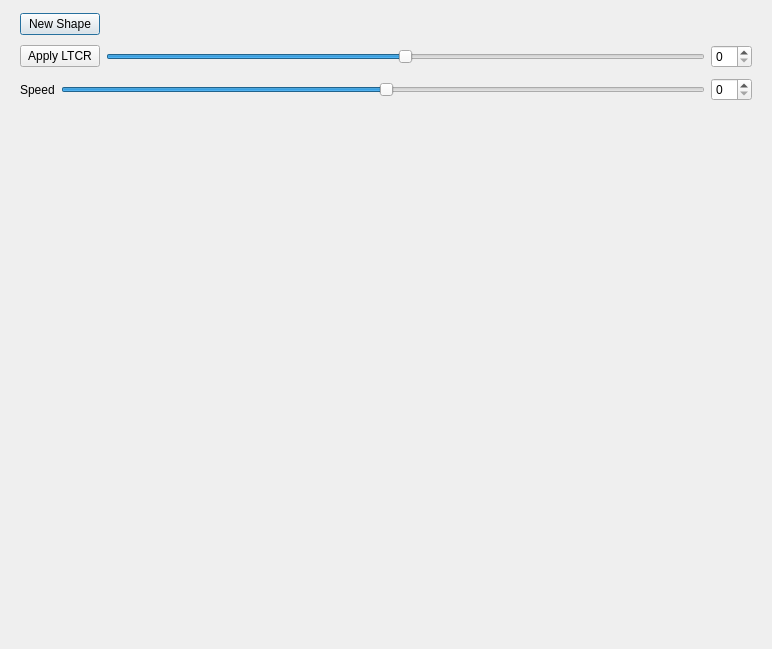
First picture: the form in Splines.ui, repository porkmarks/mthesis, before the edit.
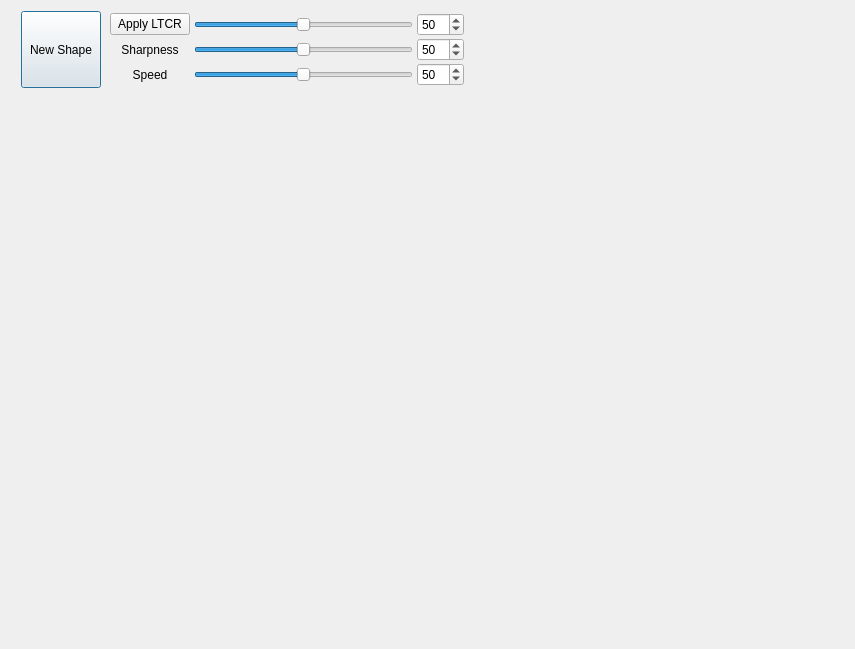
Second picture: the form after the edit.

Commit message: ! sharpness control

```diff
--- a/Splines.ui
+++ b/Splines.ui
@@ -6,7 +6,7 @@
    <rect>
     <x>0</x>
     <y>0</y>
-    <width>772</width>
+    <width>855</width>
     <height>649</height>
    </rect>
   </property>
@@ -15,27 +15,162 @@
   </property>
   <layout class="QVBoxLayout" name="verticalLayout">
    <item>
-    <widget class="QWidget" name="widget_2" native="true">
+    <widget class="QWidget" name="widget" native="true">
      <property name="sizePolicy">
       <sizepolicy hsizetype="Preferred" vsizetype="Fixed">
        <horstretch>0</horstretch>
        <verstretch>0</verstretch>
       </sizepolicy>
      </property>
-     <layout class="QHBoxLayout" name="horizontalLayout_2">
+     <layout class="QHBoxLayout" name="horizontalLayout">
+      <property name="spacing">
+       <number>0</number>
+      </property>
+      <property name="leftMargin">
+       <number>10</number>
+      </property>
       <property name="topMargin">
-       <number>2</number>
+       <number>0</number>
+      </property>
+      <property name="rightMargin">
+       <number>0</number>
       </property>
       <property name="bottomMargin">
-       <number>2</number>
+       <number>0</number>
       </property>
       <item>
        <widget class="QPushButton" name="newShape">
+        <property name="sizePolicy">
+         <sizepolicy hsizetype="Minimum" vsizetype="MinimumExpanding">
+          <horstretch>0</horstretch>
+          <verstretch>0</verstretch>
+         </sizepolicy>
+        </property>
         <property name="text">
          <string>New Shape</string>
         </property>
        </widget>
       </item>
+      <item>
+       <widget class="QWidget" name="widget_5" native="true">
+        <property name="sizePolicy">
+         <sizepolicy hsizetype="Preferred" vsizetype="Fixed">
+          <horstretch>0</horstretch>
+          <verstretch>0</verstretch>
+         </sizepolicy>
+        </property>
+        <layout class="QGridLayout" name="gridLayout">
+         <property name="topMargin">
+          <number>2</number>
+         </property>
+         <property name="bottomMargin">
+          <number>2</number>
+         </property>
+         <property name="horizontalSpacing">
+          <number>4</number>
+         </property>
+         <property name="verticalSpacing">
+          <number>2</number>
+         </property>
+         <item row="2" column="0">
+          <widget class="QLabel" name="label">
+           <property name="text">
+            <string>Sharpness</string>
+           </property>
+           <property name="alignment">
+            <set>Qt::AlignCenter</set>
+           </property>
+          </widget>
+         </item>
+         <item row="1" column="1">
+          <widget class="QSlider" name="ltcr">
+           <property name="maximum">
+            <number>100</number>
+           </property>
+           <property name="value">
+            <number>50</number>
+           </property>
+           <property name="orientation">
+            <enum>Qt::Horizontal</enum>
+           </property>
+          </widget>
+         </item>
+         <item row="3" column="1">
+          <widget class="QSlider" name="speed">
+           <property name="maximum">
+            <number>100</number>
+           </property>
+           <property name="value">
+            <number>50</number>
+           </property>
+           <property name="orientation">
+            <enum>Qt::Horizontal</enum>
+           </property>
+          </widget>
+         </item>
+         <item row="2" column="2">
+          <widget class="QSpinBox" name="sharpnessValue">
+           <property name="maximum">
+            <number>100</number>
+           </property>
+           <property name="value">
+            <number>50</number>
+           </property>
+          </widget>
+         </item>
+         <item row="1" column="2">
+          <widget class="QSpinBox" name="ltcrValue">
+           <property name="maximum">
+            <number>100</number>
+           </property>
+           <property name="value">
+            <number>50</number>
+           </property>
+          </widget>
+         </item>
+         <item row="2" column="1">
+          <widget class="QSlider" name="sharpness">
+           <property name="maximum">
+            <number>100</number>
+           </property>
+           <property name="value">
+            <number>50</number>
+           </property>
+           <property name="orientation">
+            <enum>Qt::Horizontal</enum>
+           </property>
+          </widget>
+         </item>
+         <item row="3" column="0">
+          <widget class="QLabel" name="label_2">
+           <property name="text">
+            <string>Speed</string>
+           </property>
+           <property name="alignment">
+            <set>Qt::AlignCenter</set>
+           </property>
+          </widget>
+         </item>
+         <item row="3" column="2">
+          <widget class="QSpinBox" name="speedValue">
+           <property name="maximum">
+            <number>100</number>
+           </property>
+           <property name="value">
+            <number>50</number>
+           </property>
+          </widget>
+         </item>
+         <item row="1" column="0">
+          <widget class="QPushButton" name="applyLTCR">
+           <property name="text">
+            <string>Apply LTCR</string>
+           </property>
+          </widget>
+         </item>
+        </layout>
+       </widget>
+      </item>
       <item>
        <spacer name="horizontalSpacer">
         <property name="orientation">
@@ -43,8 +178,8 @@
         </property>
         <property name="sizeHint" stdset="0">
          <size>
-          <width>647</width>
-          <height>2</height>
+          <width>40</width>
+          <height>20</height>
          </size>
         </property>
        </spacer>
@@ -53,87 +188,10 @@
     </widget>
    </item>
    <item>
-    <widget class="QWidget" name="widget" native="true">
-     <property name="sizePolicy">
-      <sizepolicy hsizetype="Preferred" vsizetype="Fixed">
-       <horstretch>0</horstretch>
-       <verstretch>0</verstretch>
-      </sizepolicy>
-     </property>
-     <layout class="QHBoxLayout" name="horizontalLayout">
-      <property name="topMargin">
-       <number>2</number>
-      </property>
-      <property name="bottomMargin">
-       <number>2</number>
-      </property>
-      <item>
-       <widget class="QPushButton" name="applyLTCR">
-        <property name="text">
-         <string>Apply LTCR</string>
-        </property>
-       </widget>
-      </item>
-      <item>
-       <widget class="QSlider" name="ltcr">
-        <property name="maximum">
-         <number>100</number>
-        </property>
-        <property name="value">
-         <number>50</number>
-        </property>
-        <property name="orientation">
-         <enum>Qt::Horizontal</enum>
-        </property>
-       </widget>
-      </item>
-      <item>
-       <widget class="QSpinBox" name="ltcrValue"/>
-      </item>
-     </layout>
+    <widget class="QWidget" name="splines" native="true">
+     <zorder>widget</zorder>
     </widget>
    </item>
-   <item>
-    <widget class="QWidget" name="widget_3" native="true">
-     <property name="sizePolicy">
-      <sizepolicy hsizetype="Preferred" vsizetype="Fixed">
-       <horstretch>0</horstretch>
-       <verstretch>0</verstretch>
-      </sizepolicy>
-     </property>
-     <layout class="QHBoxLayout" name="horizontalLayout_3">
-      <property name="topMargin">
-       <number>2</number>
-      </property>
-      <property name="bottomMargin">
-       <number>2</number>
-      </property>
-      <item>
-       <widget class="QLabel" name="label_2">
-        <property name="text">
-         <string>Speed</string>
-        </property>
-       </widget>
-      </item>
-      <item>
-       <widget class="QSlider" name="speed">
-        <property name="value">
-         <number>50</number>
-        </property>
-        <property name="orientation">
-         <enum>Qt::Horizontal</enum>
-        </property>
-       </widget>
-      </item>
-      <item>
-       <widget class="QSpinBox" name="speedValue"/>
-      </item>
-     </layout>
-    </widget>
-   </item>
-   <item>
-    <widget class="QWidget" name="splines" native="true"/>
-   </item>
   </layout>
  </widget>
  <resources/>
```
Left out of the diff: 16 changed lines with no effect on the pictures. The commit also changes 3 other files.
